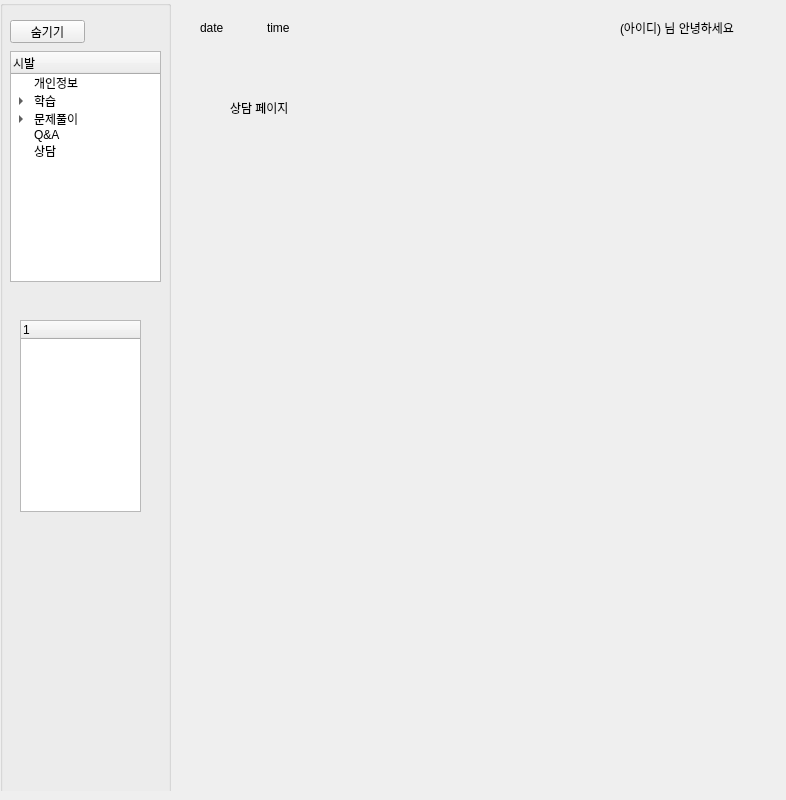
Qt form si_contents.ui (gitaeyu/Education_app) before a commit.
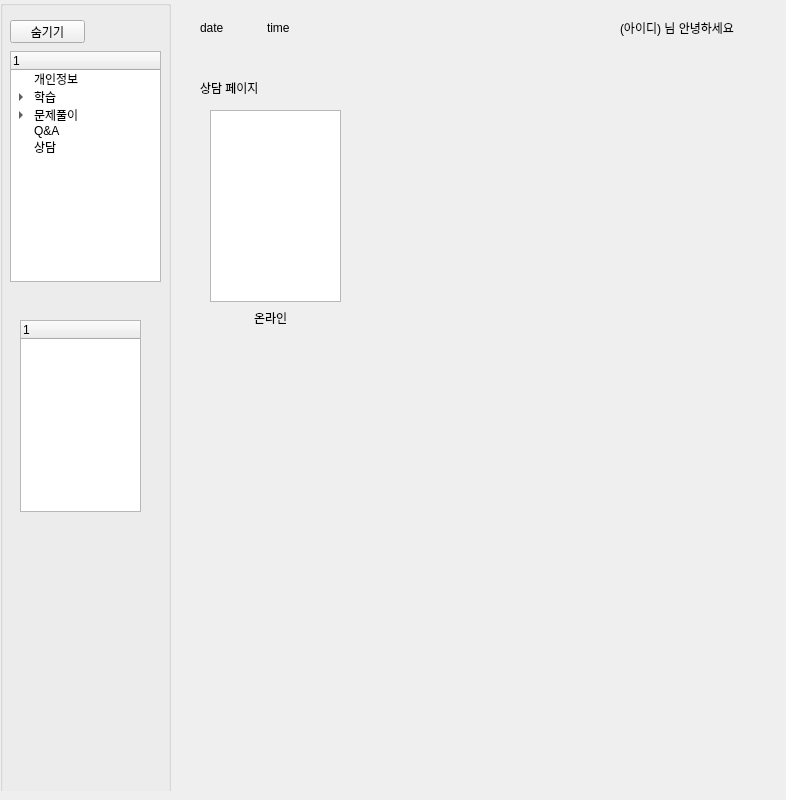
The same form after that commit. The open tabs and pages were chosen to show the change.

What changed in the file:
```diff
--- a/si_contents.ui
+++ b/si_contents.ui
@@ -77,7 +77,7 @@
       </property>
       <column>
        <property name="text">
-        <string>시발</string>
+        <string/>
        </property>
       </column>
       <item>
@@ -369,8 +369,8 @@
     <widget class="QLabel" name="label_4">
      <property name="geometry">
       <rect>
-       <x>40</x>
-       <y>30</y>
+       <x>10</x>
+       <y>10</y>
        <width>121</width>
        <height>16</height>
       </rect>
@@ -379,6 +379,29 @@
       <string>상담 페이지</string>
      </property>
     </widget>
+    <widget class="QListWidget" name="lw_online_teacher">
+     <property name="geometry">
+      <rect>
+       <x>20</x>
+       <y>40</y>
+       <width>131</width>
+       <height>192</height>
+      </rect>
+     </property>
+    </widget>
+    <widget class="QLabel" name="label_5">
+     <property name="geometry">
+      <rect>
+       <x>64</x>
+       <y>240</y>
+       <width>41</width>
+       <height>16</height>
+      </rect>
+     </property>
+     <property name="text">
+      <string>온라인</string>
+     </property>
+    </widget>
    </widget>
   </widget>
   <widget class="QLabel" name="lb_check_name">
```
Left out of the diff: 4 changed lines with no effect on the pictures.
